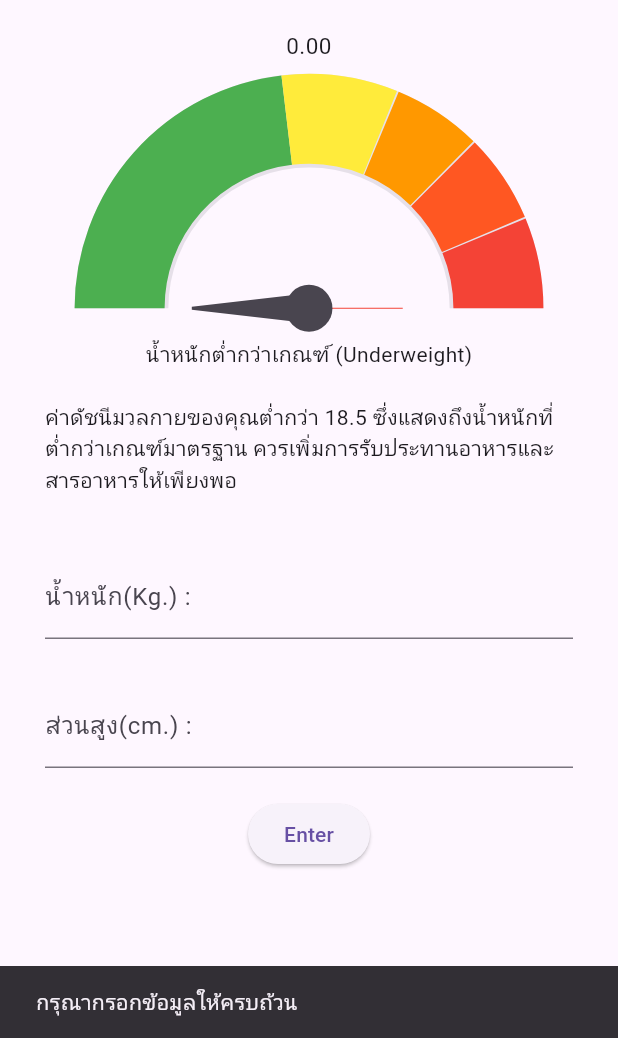
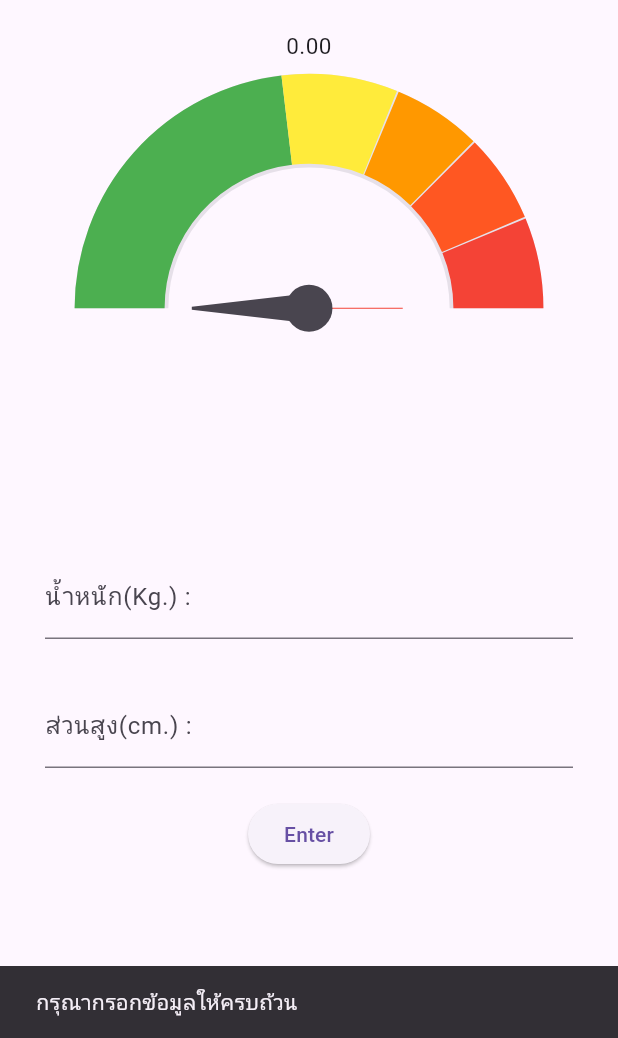
Before and after one commit to YongsakSaengsuk/Bmi_Calculator-Update-, a Flutter app: the screen it shows after launch, after a tap on "Enter", on a phone screen of 412 x 824 dp, the part 198-1236 px from its top. Run offline on Flutter 3.47's test engine with Material 3 defaults, Android fonts, the phone set to English and light mode, and no system bars; drawn by our look-alikes of syncfusion_flutter_gauges.

```diff
--- a/lib/bmi_page.dart
+++ b/lib/bmi_page.dart
@@ -15,7 +15,7 @@ class _BmiPageState extends State<BmiPage> {
   late double weight;
   late double height;
   late double bmiValue = 0;
-  late int bmitype = 0;
+  late int bmitype = 5 ;
 
   void bmiCalculate() {
     final weightText = weightController.text;
--- a/lib/main.dart
+++ b/lib/main.dart
@@ -2,5 +2,8 @@ import 'package:bmi_calculator/bmi_page.dart';
 import 'package:flutter/material.dart';
 
 void main() {
-  runApp(MaterialApp(home: BmiPage()));
+  runApp(MaterialApp(
+    home: BmiPage(),
+    debugShowCheckedModeBanner: false,
+  ));
 }
--- a/lib/model/bmidata.dart
+++ b/lib/model/bmidata.dart
@@ -1,6 +1,7 @@
 import 'package:bmi_calculator/model/bmi.dart';
 
 List<Bmi> bmiLevels = [
+
   Bmi(
     "น้ำหนักต่ำกว่าเกณฑ์ (Underweight)",
     "ค่าดัชนีมวลกายของคุณต่ำกว่า 18.5 ซึ่งแสดงถึงน้ำหนักที่ต่ำกว่าเกณฑ์มาตรฐาน ควรเพิ่มการรับประทานอาหารและสารอาหารให้เพียงพอ",
@@ -20,5 +21,5 @@ List<Bmi> bmiLevels = [
   Bmi(
     "โรคอ้วน (Obesity)",
     "ค่าดัชนีมวลกายของคุณเกิน 35.0 ซึ่งแสดงถึงความเสี่ยงสูงต่อโรคเรื้อรัง เช่น เบาหวาน ความดันโลหิตสูง และโรคหัวใจ ควรรับคำปรึกษาทางการแพทย์",
-  ),
+  ),  Bmi('', ''),
 ];
```
